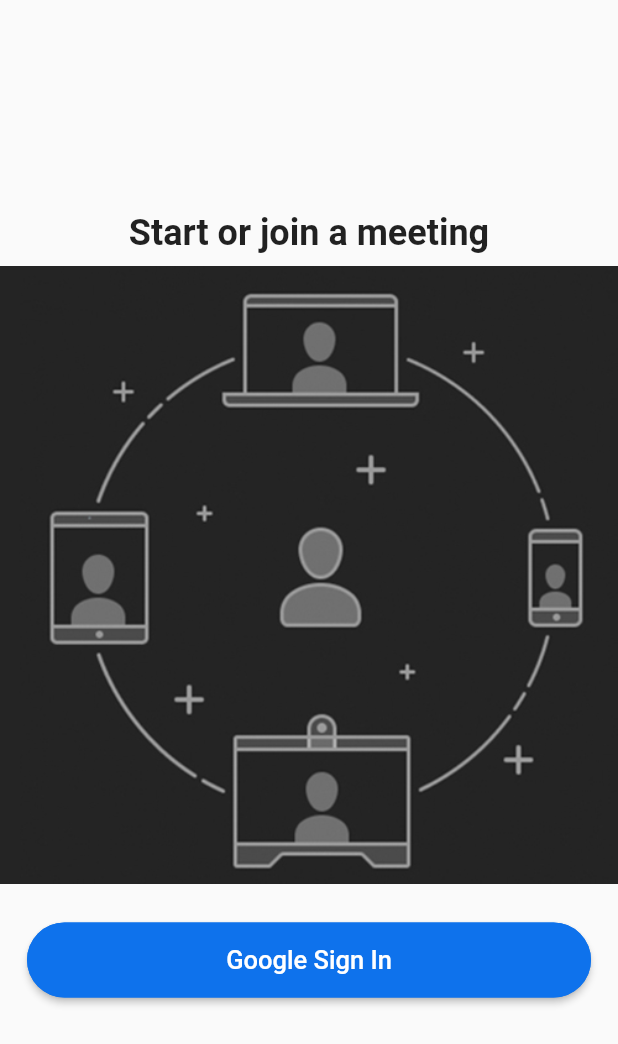
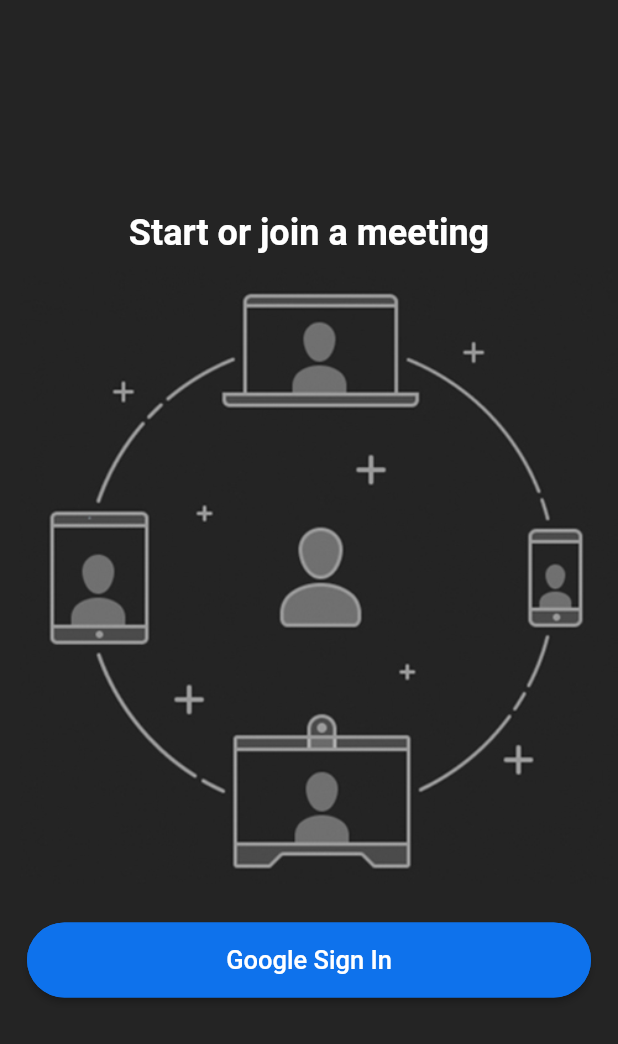
Before and after one commit to abdalla3yash/zoom_clone, a Flutter app: the screen it shows after launch, on a phone screen of 412 x 824 dp. Shown: the top 1044 px of the screen. Run offline on Flutter 3.47's test engine with Material 2 defaults, Android fonts, the phone set to English and light mode, and no system bars; our stand-ins replace cloud_firestore, firebase_auth, firebase_core, google_sign_in; missing offline and left inert: dart:html; accounts and stored records are empty.

Commit message:
sign in done

```diff
--- a/lib/main.dart
+++ b/lib/main.dart
@@ -1,7 +1,12 @@
+import 'package:firebase_core/firebase_core.dart';
 import 'package:flutter/material.dart';
+import 'package:zoom/screens/home_screen.dart';
 import 'package:zoom/screens/login_screen.dart';
+import 'package:zoom/utils/colors.dart';
 
-void main() {
+void main() async {
+  WidgetsFlutterBinding.ensureInitialized();
+  await Firebase.initializeApp();
   runApp(const MyApp());
 }
 
@@ -12,10 +17,14 @@ class MyApp extends StatelessWidget {
   Widget build(BuildContext context) {
     return MaterialApp(
       title: 'Zoom',
-      theme: ThemeData(
-        primarySwatch: Colors.blue,
+      theme: ThemeData.dark().copyWith(
+        scaffoldBackgroundColor: backgroundColor,
       ),
-      home: LoginScreen(),
+      home: const LoginScreen(),
+      routes: {
+        '/login': (context) => const LoginScreen(),
+        '/home': (context) => const HomeScreen(),
+      },
     );
   }
 }
--- a/lib/screens/login_screen.dart
+++ b/lib/screens/login_screen.dart
@@ -1,4 +1,5 @@
 import 'package:flutter/material.dart';
+import 'package:zoom/resources/auth_methods.dart';
 import 'package:zoom/widgets/custom_button.dart';
 
 class LoginScreen extends StatefulWidget {
@@ -9,6 +10,7 @@ class LoginScreen extends StatefulWidget {
 }
 
 class _LoginScreenState extends State<LoginScreen> {
+  final AuthMethods _authMethods = AuthMethods();
   @override
   Widget build(BuildContext context) {
     return Scaffold(
@@ -28,7 +30,14 @@ class _LoginScreenState extends State<LoginScreen> {
           ),
           child: Image.asset("assets/images/onboarding.jpg"),
         ),
-        CustomButton(text: 'Google Sign In', onPressed: () {}),
+        CustomButton(
+            text: 'Google Sign In',
+            onPressed: () async {
+              bool res = await _authMethods.signInWithGoogle(context);
+              if (res) {
+                Navigator.pushNamed(context, '/home');
+              }
+            }),
       ],
     ));
   }
```
Also changed, not shown: lib/resources/auth_methods.dart (added, +60 -0 lines), lib/screens/home_screen.dart (added, +15 -0 lines), lib/utils/utils.dart (added, +9 -0 lines).
